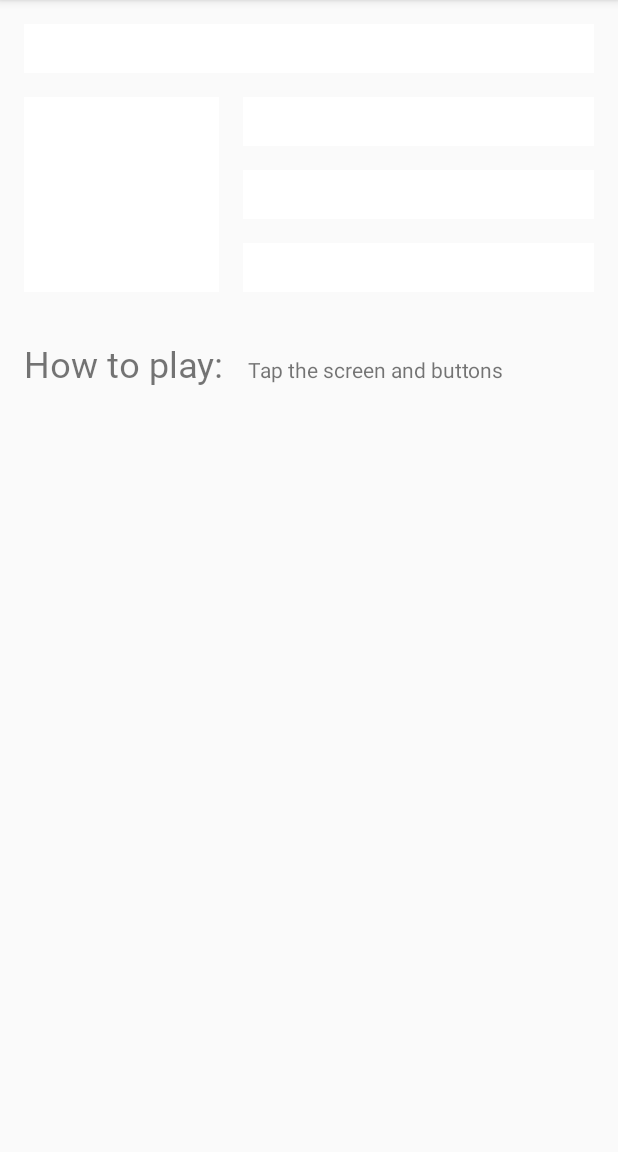
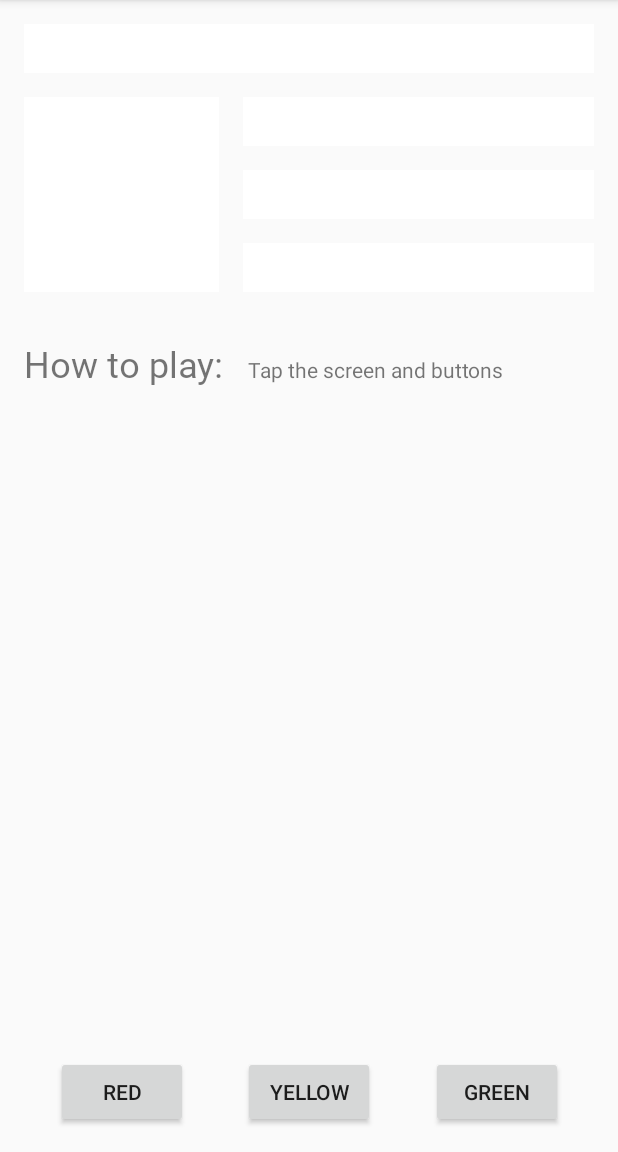
Before and after one commit to KimberlyMcGimpsey/ColorMyView, an Android app: the screen it shows after launch (MainActivity), on a phone screen of 412 x 824 dp, the part 84-1236 px from its top. Run offline under Robolectric (Android 15) with nearby library versions, the phone set to English and light mode, and no system bars.

Commit message:
Added three buttons, constraint them, made color statements for them

```diff
--- a/app/src/main/java/com/example/colormyview/MainActivity.kt
+++ b/app/src/main/java/com/example/colormyview/MainActivity.kt
@@ -15,7 +15,10 @@ class MainActivity : AppCompatActivity() {
     }
 
     private fun setListeners() {
-        val clickableViews: List<View> = listOf(Box_one_text, Box_two_text, Box_three_text, Box_four_text, Box_five_text, Constraint_layout)
+        val clickableViews: List<View> = listOf(Box_one_text, Box_two_text, Box_three_text,
+            Box_four_text, Box_five_text, Constraint_layout,
+            Red_button, Yellow_button, Green_button)
+
         for (item in clickableViews) {
             item.setOnClickListener { makeColored(it) }
         }
@@ -32,6 +35,11 @@ class MainActivity : AppCompatActivity() {
             R.id.Box_four_text -> view.setBackgroundResource(android.R.color.holo_green_dark)
             R.id.Box_five_text -> view.setBackgroundResource(android.R.color.holo_green_light)
 
+            //Boxes using custom colors for background
+            R.id.Red_button -> Box_three_text.setBackgroundResource(R.color.my_red)
+            R.id.Yellow_button -> Box_four_text.setBackgroundResource(R.color.my_yellow)
+            R.id.Green_button -> Box_five_text.setBackgroundResource(R.color.my_green)
+
             else -> view.setBackgroundColor(Color.LTGRAY)
         }
     }
--- a/app/src/main/res/layout/activity_main.xml
+++ b/app/src/main/res/layout/activity_main.xml
@@ -101,4 +101,41 @@
         app:layout_constraintTop_toBottomOf="@+id/Box_two_text"
         app:layout_constraintVertical_bias="0.05" />
 
+    <Button
+        android:id="@+id/Red_button"
+        android:layout_width="wrap_content"
+        android:layout_height="wrap_content"
+        android:layout_marginStart="16dp"
+        android:text="@string/button_red"
+        app:layout_constraintBaseline_toBaselineOf="@+id/Yellow_button"
+        app:layout_constraintEnd_toStartOf="@+id/Yellow_button"
+        app:layout_constraintHorizontal_bias="0.5"
+        app:layout_constraintStart_toStartOf="parent" />
+
+    <Button
+        android:id="@+id/Yellow_button"
+        android:layout_width="wrap_content"
+        android:layout_height="wrap_content"
+        android:layout_marginStart="16dp"
+        android:layout_marginEnd="16dp"
+        android:layout_marginBottom="16dp"
+        android:text="@string/button_yellow"
+        app:layout_constraintBottom_toBottomOf="parent"
+        app:layout_constraintEnd_toStartOf="@+id/Green_button"
+        app:layout_constraintHorizontal_bias="0.5"
+        app:layout_constraintStart_toEndOf="@+id/Red_button"
+        app:layout_constraintTop_toBottomOf="@+id/Info_text"
+        app:layout_constraintVertical_bias="1.0" />
+
+    <Button
+        android:id="@+id/Green_button"
+        android:layout_width="wrap_content"
+        android:layout_height="wrap_content"
+        android:layout_marginEnd="16dp"
+        android:text="@string/button_green"
+        app:layout_constraintBaseline_toBaselineOf="@+id/Yellow_button"
+        app:layout_constraintEnd_toEndOf="parent"
+        app:layout_constraintHorizontal_bias="0.5"
+        app:layout_constraintStart_toEndOf="@+id/Yellow_button" />
+
 </androidx.constraintlayout.widget.ConstraintLayout>
--- a/app/src/main/res/values/colors.xml
+++ b/app/src/main/res/values/colors.xml
@@ -3,4 +3,8 @@
     <color name="colorPrimary">#008577</color>
     <color name="colorPrimaryDark">#00574B</color>
     <color name="colorAccent">#D81B60</color>
+
+    <color name="my_red">#E54304</color>
+    <color name="my_yellow">#FFC107</color>
+    <color name="my_green">#12C700</color>
 </resources>
```
